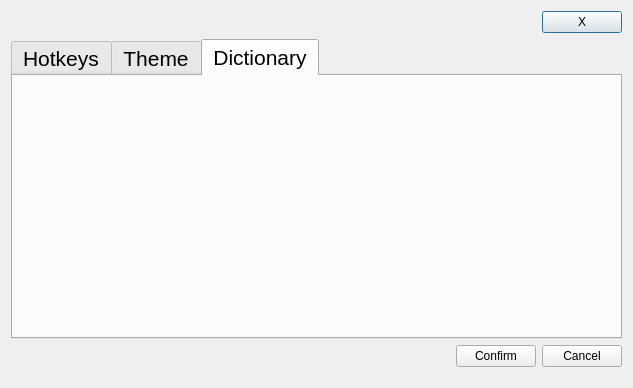
This is src/widgets/infowindow.ui in KrisC2003/Ofnir as Qt 5 draws it before an edit. The edited form follows.
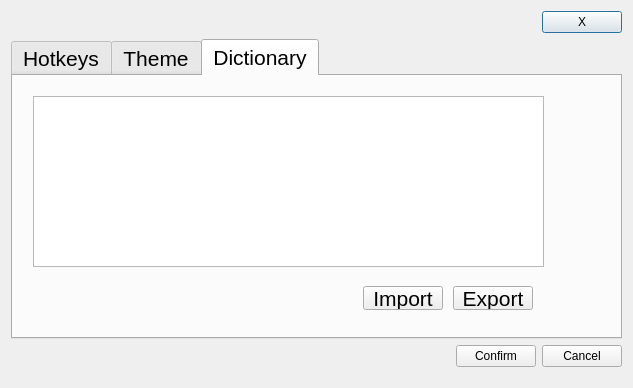
This is the edited form. The open tabs and pages were chosen to show the change.

Commit message:
Introduced Import/Export dictionary files
Simple import/export button feature, only import works as of now and it will list the files imported onto the list widget, with a json file saving/reading the file locations

What changed in the file:
```diff
--- a/src/widgets/infowindow.ui
+++ b/src/widgets/infowindow.ui
@@ -172,6 +172,48 @@
         <attribute name="title">
          <string>Dictionary</string>
         </attribute>
+        <widget class="QPushButton" name="importButton">
+         <property name="geometry">
+          <rect>
+           <x>350</x>
+           <y>210</y>
+           <width>80</width>
+           <height>24</height>
+          </rect>
+         </property>
+         <property name="text">
+          <string>Import</string>
+         </property>
+        </widget>
+        <widget class="QPushButton" name="exportButton">
+         <property name="geometry">
+          <rect>
+           <x>440</x>
+           <y>210</y>
+           <width>80</width>
+           <height>24</height>
+          </rect>
+         </property>
+         <property name="text">
+          <string>Export</string>
+         </property>
+        </widget>
+        <widget class="QListWidget" name="fileListWidget">
+         <property name="geometry">
+          <rect>
+           <x>20</x>
+           <y>20</y>
+           <width>511</width>
+           <height>171</height>
+          </rect>
+         </property>
+         <property name="acceptDrops">
+          <bool>true</bool>
+         </property>
+         <property name="dragDropMode">
+          <enum>QAbstractItemView::DragDropMode::DropOnly</enum>
+         </property>
+        </widget>
        </widget>
       </widget>
      </item>
```
Left out of the diff: 8 changed lines with no effect on the pictures. The commit also changes 7 other files.
